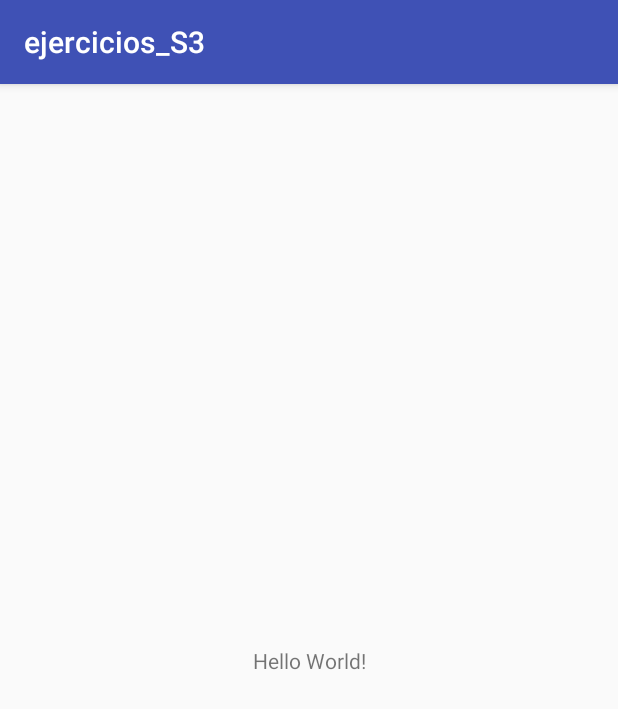
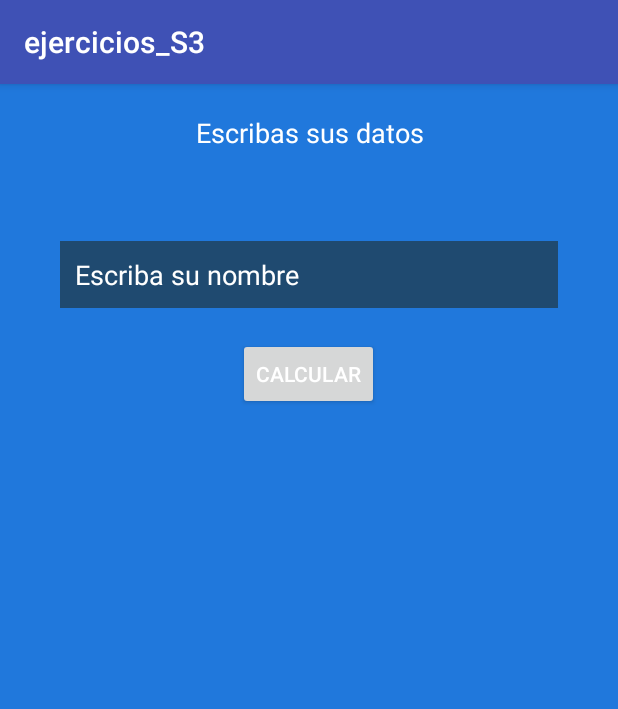
Before and after one commit to danigv96/ejercicios_S3, an Android app: the screen it shows after launch (MainActivity), on a phone screen of 412 x 824 dp. Shown: the top 709 px of the screen. Run offline under Robolectric (Android 15) with nearby library versions, the phone set to English and light mode, and no system bars.

Commit message:
intentando subir codigo

```diff
--- a/app/src/main/java/com/example/estudiante/ejercicios_s3/MainActivity.java
+++ b/app/src/main/java/com/example/estudiante/ejercicios_s3/MainActivity.java
@@ -2,12 +2,38 @@ package com.example.estudiante.ejercicios_s3;
 
 import android.support.v7.app.AppCompatActivity;
 import android.os.Bundle;
+import android.view.View;
+import android.widget.Button;
+import android.widget.EditText;
+import android.widget.TextView;
+import android.widget.Toast;
 
 public class MainActivity extends AppCompatActivity {
+
+    TextView tv_titulo;
+    EditText et_nombre;
+    Button btn_calcular;
+
+
 
     @Override
     protected void onCreate(Bundle savedInstanceState) {
         super.onCreate(savedInstanceState);
         setContentView(R.layout.activity_main);
+
+        tv_titulo = findViewById(R.id.tv_titulo);
+        et_nombre = findViewById(R.id.et_nombre);
+        btn_calcular = findViewById(R.id.btn_calcular);
+
+        btn_calcular.setOnClickListener(new View.OnClickListener() {
+            @Override
+            public void onClick(View view) {
+                String nombre = et_nombre.getText().toString();
+                tv_titulo.setText("Hola "+nombre);
+
+                Toast.makeText(MainActivity.this,"Hola "+nombre, Toast.LENGTH_LONG).show();
+            }
+        });
+
     }
 }
--- a/app/src/main/res/layout/activity_main.xml
+++ b/app/src/main/res/layout/activity_main.xml
@@ -1,18 +1,47 @@
 <?xml version="1.0" encoding="utf-8"?>
-<android.support.constraint.ConstraintLayout xmlns:android="http://schemas.android.com/apk/res/android"
-    xmlns:app="http://schemas.android.com/apk/res-auto"
-    xmlns:tools="http://schemas.android.com/tools"
-    android:layout_width="match_parent"
+<LinearLayout android:layout_width="match_parent"
     android:layout_height="match_parent"
-    tools:context=".MainActivity">
+    android:orientation="vertical"
+    xmlns:android="http://schemas.android.com/apk/res/android"
+    android:background="#ff2078dc"
+    android:gravity="center_horizontal">
+
+
+    <!--aqui van nuestros componentes-->
 
     <TextView
+        android:layout_width="match_parent"
+        android:layout_height="wrap_content"
+        android:text="Escribas sus datos"
+        android:textSize="18sp"
+        android:padding="10dp"
+        android:layout_margin="10dp"
+        android:gravity="center"
+        android:textColor="#fff"
+        android:id="@+id/tv_titulo"
+        />
+
+    <EditText
+        android:layout_width="match_parent"
+        android:layout_height="wrap_content"
+        android:hint="Escriba su nombre"
+        android:textColorHint="#fff"
+        android:padding="10dp"
+        android:layout_margin="40dp"
+        android:background="#1f4a70"
+        android:id="@+id/et_nombre"
+
+        />
+
+    <Button
         android:layout_width="wrap_content"
         android:layout_height="wrap_content"
-        android:text="Hello World!"
-        app:layout_constraintBottom_toBottomOf="parent"
-        app:layout_constraintLeft_toLeftOf="parent"
-        app:layout_constraintRight_toRightOf="parent"
-        app:layout_constraintTop_toTopOf="parent" />
+        android:text="Calcular"
+        android:textColor="#fff"
+        android:id="@+id/btn_calcular"
+        android:layout_marginTop="-20dp"
+        />
 
-</android.support.constraint.ConstraintLayout>
+
+
+ </LinearLayout>
```
